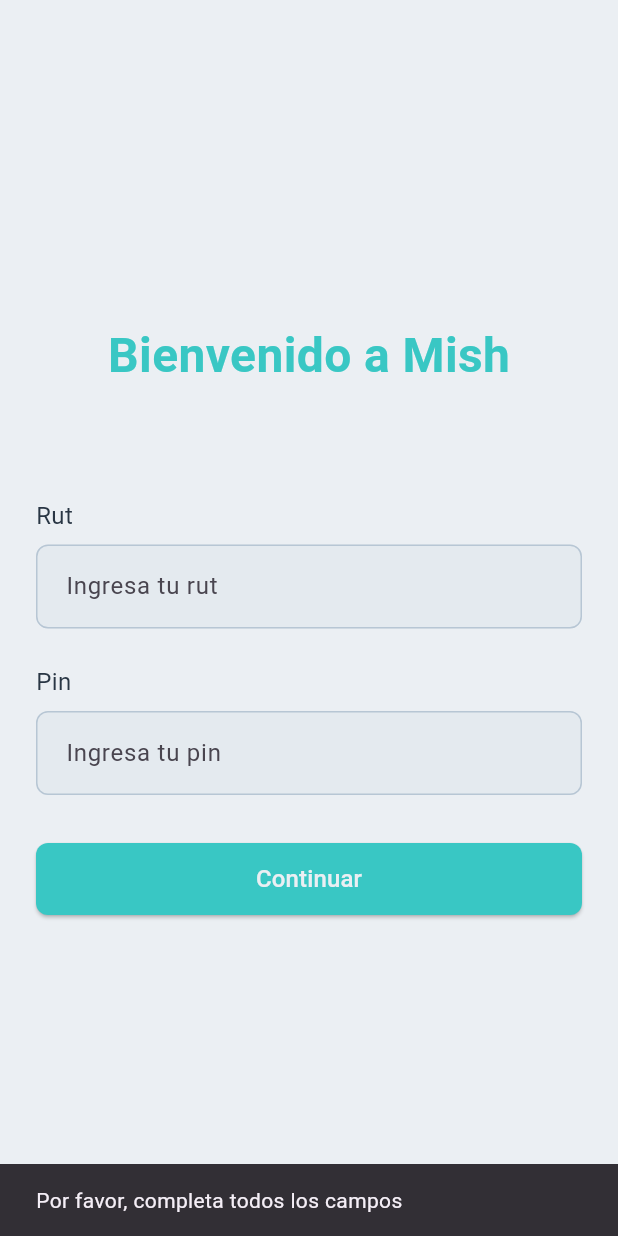
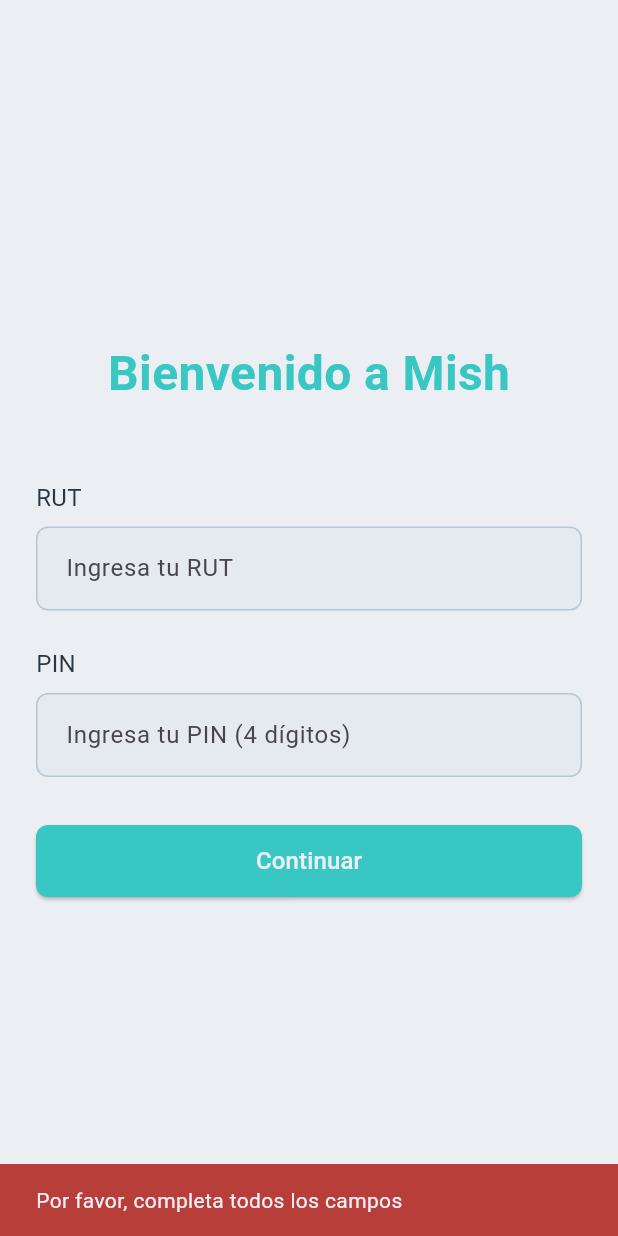
Before and after one commit to TilinInsano312/Tarjeta_mish, a Flutter app: the screen it shows after launch, after a tap on "Continuar", on a phone screen of 412 x 824 dp. Run offline on Flutter 3.47's test engine with Material 3 defaults, Android fonts, the phone set to English and light mode, and no system bars; our stand-ins replace flutter_hooks, flutter_secure_storage.

Commit message:
fix: update welcome_frame

```diff
--- a/frontend/lib/src/features/welcome/presentation/frames/welcome_frame.dart
+++ b/frontend/lib/src/features/welcome/presentation/frames/welcome_frame.dart
@@ -1,21 +1,102 @@
 import 'package:flutter/material.dart';
 import 'package:flutter_hooks/flutter_hooks.dart';
 import 'package:frontend/src/core/app_colors.dart';
-import 'package:frontend/src/domain/models/login.dart';
-import 'package:frontend/src/domain/repository/loginRepository.dart';
-import 'package:hive/hive.dart';
-
+import 'package:frontend/src/core/services/authService.dart';
 
 class WelcomeFrame extends HookWidget {
-
-  const WelcomeFrame({Key? key}) : super(key:key);
+  const WelcomeFrame({Key? key}) : super(key: key);
 
   @override
   Widget build(BuildContext context) {
     final rutController = useTextEditingController();
     final pinController = useTextEditingController();
+    final isLoading = useState(false);
+    final authService = AuthService();
 
-    final loginRepository = Loginrepository(baseUrl: 'http://localhost:8080/api/auth');
+
+    useEffect(() {
+      void _checkAuthStatus() async {
+        final isAuthenticated = await authService.isAuthenticated();
+        if (isAuthenticated) {
+
+          Navigator.pushReplacementNamed(context, '/pin');
+        }
+      }
+
+      _checkAuthStatus();
+      return null;
+    }, []);
+
+    Future<void> _handleLogin() async {
+      final rut = rutController.text.trim();
+      final pinText = pinController.text.trim();
+      final pin = int.tryParse(pinText);
+
+
+      if (rut.isEmpty || pinText.isEmpty) {
+        ScaffoldMessenger.of(context).showSnackBar(
+          const SnackBar(
+            content: Text('Por favor, completa todos los campos'),
+            backgroundColor: AppColors.errorColor,
+          ),
+        );
+        return;
+      }
+
+      if (pin == null) {
+        ScaffoldMessenger.of(context).showSnackBar(
+          const SnackBar(
+            content: Text('El PIN debe ser un número válido'),
+            backgroundColor: AppColors.errorColor,
+          ),
+        );
+        return;
+      }
+
+      if (pinText.length != 4) {
+        ScaffoldMessenger.of(context).showSnackBar(
+          const SnackBar(
+            content: Text('El PIN debe tener 4 dígitos'),
+            backgroundColor: AppColors.errorColor,
+          ),
+        );
+        return;
+      }
+
+      isLoading.value = true;
+
+      try {
+        final loginSuccess = await authService.login(rut, pin);
+
+        if (loginSuccess) {
+          ScaffoldMessenger.of(context).showSnackBar(
+            const SnackBar(
+              content: Text('Login exitoso'),
+              backgroundColor: AppColors.successColor,
+            ),
+          );
+
+
+          Navigator.pushReplacementNamed(context, '/pin');
+        } else {
+          ScaffoldMessenger.of(context).showSnackBar(
+            const SnackBar(
+              content: Text('Credenciales incorrectas'),
+              backgroundColor: AppColors.errorColor,
+            ),
+          );
+        }
+      } catch (e) {
+        ScaffoldMessenger.of(context).showSnackBar(
+          SnackBar(
+            content: Text('Error al iniciar sesión: $e'),
+            backgroundColor: AppColors.errorColor,
+          ),
+        );
+      } finally {
+        isLoading.value = false;
+      }
+    }
 
     return Scaffold(
       backgroundColor: AppColors.whiteBackground,
@@ -25,136 +106,124 @@ class WelcomeFrame extends HookWidget {
           child: Column(
             mainAxisSize: MainAxisSize.min,
             children: [
-              //Title
+              // Title
               Text(
                 'Bienvenido a Mish',
                 style: TextStyle(
                   fontSize: 32,
                   fontWeight: FontWeight.w600,
-                  color: AppColors.primary
+                  color: AppColors.primary,
                 ),
               ),
-
               const SizedBox(height: 48),
 
-
-              const SizedBox(height: 24),
+              // RUT Field
               Column(
                 crossAxisAlignment: CrossAxisAlignment.start,
                 children: [
-                  Text('Rut',
+                  Text(
+                    'RUT',
                     style: TextStyle(
                       fontSize: 16,
                       fontWeight: FontWeight.w400,
-                      color: AppColors.blackLetter
+                      color: AppColors.blackLetter,
                     ),
                   ),
-                  //Input pin
                   const SizedBox(height: 8),
-                  //Input rut
-                  _buildField(label: 'Ingresa tu rut', controller: rutController, obscureText:false),
+                  _buildField(
+                    label: 'Ingresa tu RUT',
+                    controller: rutController,
+                    obscureText: false,
+                    enabled: !isLoading.value,
+                  ),
                 ],
               ),
 
               const SizedBox(height: 24),
+
+              // PIN Field
               Column(
                 crossAxisAlignment: CrossAxisAlignment.start,
                 children: [
-                  Text('Pin',
+                  Text(
+                    'PIN',
                     style: TextStyle(
                       fontSize: 16,
                       fontWeight: FontWeight.w400,
-                      color: AppColors.blackLetter
+                      color: AppColors.blackLetter,
                     ),
                   ),
-                  //Input pin
                   const SizedBox(height: 8),
-                  _buildField(label: 'Ingresa tu pin', controller: pinController, obscureText: true),
+                  _buildField(
+                    label: 'Ingresa tu PIN (4 dígitos)',
+                    controller: pinController,
+                    obscureText: true,
+                    enabled: !isLoading.value,
+                  ),
                 ],
               ),
-              const SizedBox(height:32),
-              //Button
+
+              const SizedBox(height: 32),
+
+              // Login Button
               SizedBox(
                 width: double.infinity,
                 height: 48,
-                child: ElevatedButton(onPressed: () async {
-                  final rut = rutController.text;
-                  final pinText = pinController.text;
-                  final pin = int.tryParse(pinText);
-
-                  if(rut.isEmpty || pinText.isEmpty){
-                    ScaffoldMessenger.of(context).showSnackBar(
-                      const SnackBar(
-                        content: Text('Por favor, completa todos los campos'),
-                      ),
-                    );
-                    return;
-                  }
-
-                  try{
-
-
-                    if(true){
-
-                      Navigator.pushNamed(context, '/pin');
-
-                    }
-
-                  }catch (e){
-                    ScaffoldMessenger.of(context).showSnackBar(
-                      const SnackBar(
-                        content: Text('Error al iniciar sesión'),
-                      ),
-                    );
-                  }
-                },
-
+                child: ElevatedButton(
+                  onPressed: isLoading.value ? null : _handleLogin,
                   style: ElevatedButton.styleFrom(
                     backgroundColor: AppColors.primary,
+                    disabledBackgroundColor: AppColors.primary.withOpacity(0.6),
                     shape: RoundedRectangleBorder(
-                    borderRadius: BorderRadius.circular(8)
-                  )
+                      borderRadius: BorderRadius.circular(8),
                     ),
-
-                child: const Text('Continuar'
-                ,
-                style: TextStyle(fontSize: 16,
-                color: AppColors.neutralWhite),
                   ),
-
+                  child: isLoading.value
+                      ? const SizedBox(
+                          width: 20,
+                          height: 20,
+                          child: CircularProgressIndicator(
+                            color: AppColors.neutralWhite,
+                            strokeWidth: 2,
                           ),
                         )
-
-            ]
-
+                      : const Text(
+                          'Continuar',
+                          style: TextStyle(
+                            fontSize: 16,
+                            color: AppColors.neutralWhite,
+                          ),
+                        ),
+                ),
+              ),
+            ],
           ),
         ),
       ),
     );
-
   }
 
   Widget _buildField({
     required String label,
     required TextEditingController controller,
     required bool obscureText,
-  }){
-
-    return Column(
-      crossAxisAlignment: CrossAxisAlignment.start,
-      children: [
-        //Input field
-        TextField(
+    required bool enabled,
+  }) {
+    return TextField(
       controller: controller,
       obscureText: obscureText,
+      enabled: enabled,
+      keyboardType: obscureText ? TextInputType.number : TextInputType.text,
+      maxLength: obscureText ? 4 : null,
       decoration: InputDecoration(
         hintText: label,
         filled: true,
-            fillColor: AppColors.whiteCard,
+        fillColor: enabled ? AppColors.whiteCard : AppColors.whiteCard.withOpacity(0.5),
         contentPadding: const EdgeInsets.symmetric(
           vertical: 16,
           horizontal: 16,
         ),
+        counterText: '', // Ocultar contador de caracteres
         border: OutlineInputBorder(
           borderRadius: BorderRadius.circular(8),
           borderSide: BorderSide(
@@ -172,15 +241,18 @@ class WelcomeFrame extends HookWidget {
         focusedBorder: OutlineInputBorder(
           borderRadius: BorderRadius.circular(8),
           borderSide: BorderSide(
-                color: AppColors.borderColor,
+            color: AppColors.primary,
             width: 2,
           ),
         ),
+        disabledBorder: OutlineInputBorder(
+          borderRadius: BorderRadius.circular(8),
+          borderSide: BorderSide(
+            color: AppColors.borderColor.withOpacity(0.5),
+            width: 1,
           ),
         ),
-      ],
+      ),
     );
-
   }
-
 }
```
Lines whose indentation alone changed are shown as unchanged.
